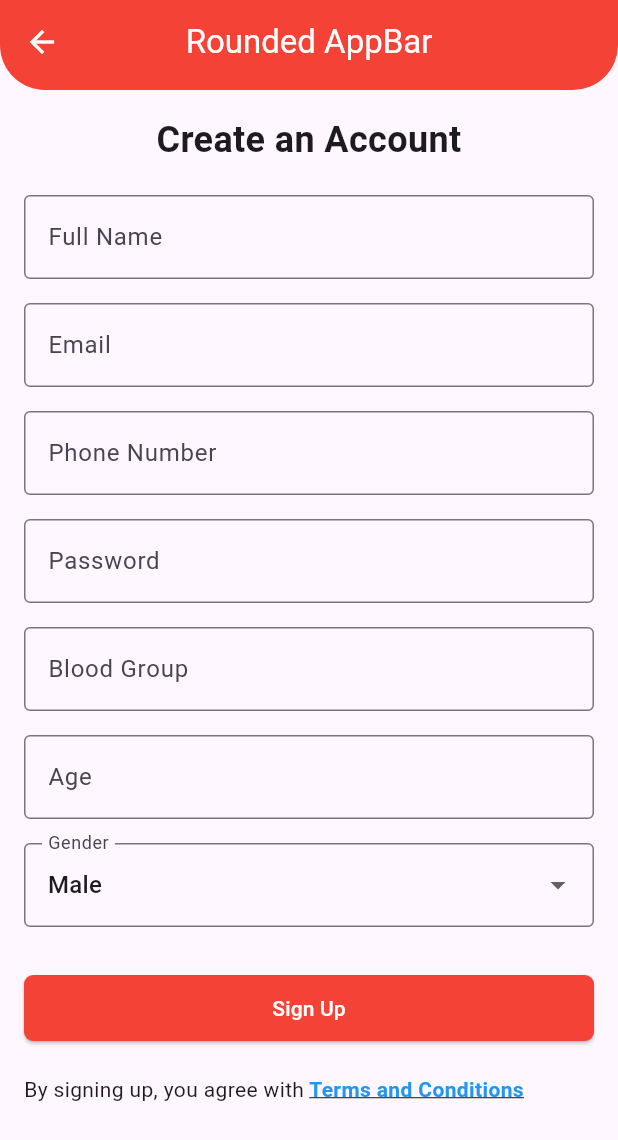
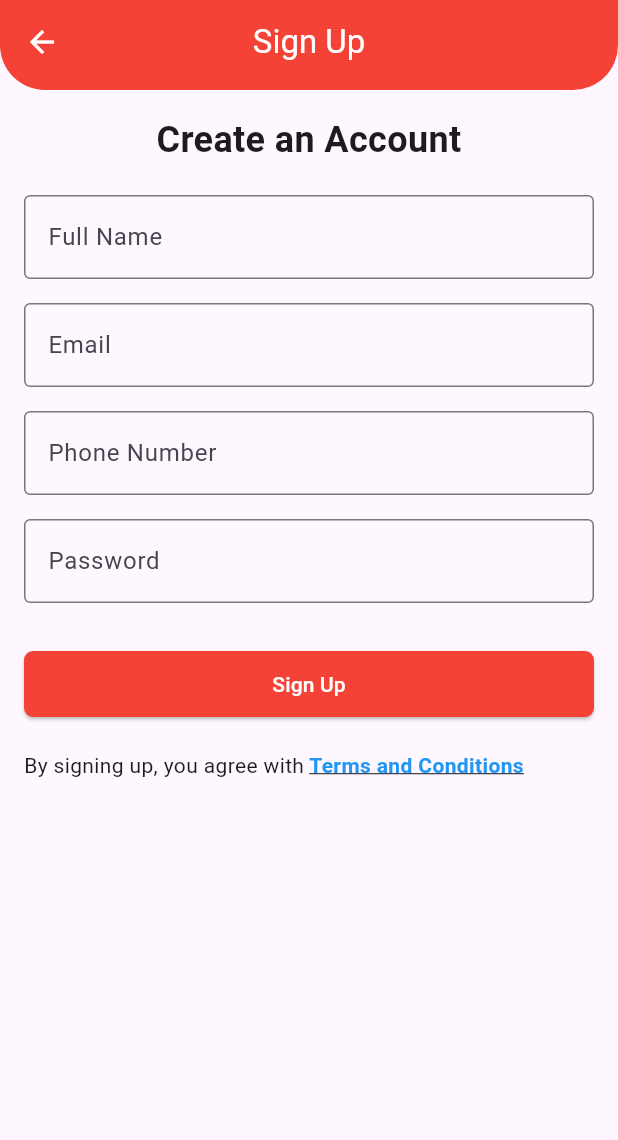
Before and after one commit to basitmurad/bloodbankapp, a Flutter app: the SignupScreen screen opened directly, on a phone screen of 412 x 824 dp. Shown: the top 1140 px of the screen. Run offline on Flutter 3.47's test engine with Material 3 defaults, Android fonts, the phone set to English and light mode, and no system bars; our stand-ins replace firebase_auth, firebase_core, firebase_database, geolocator, get; missing offline and left inert: mongo_dart; accounts and stored records are empty.

Commit message:
sign up done

```diff
--- /dev/null
+++ b/lib/Constants.dart
@@ -0,0 +1,2 @@
+const Url ="mongodb+srv://blood:123456@cluster0.1ktct.mongodb.net/blood?retryWrites=true&w=majority&appName=Cluster0";
+const collecitionName = "users";
--- /dev/null
+++ b/lib/UserModel.dart
@@ -0,0 +1,150 @@
+// import 'package:get/get.dart';
+//
+// class UserModel {
+//   // Fields to store user data
+//   String username;
+//   String email;
+//   String phone;
+//   String password;
+//   String bloodGroup;
+//   String age;
+//   String currentAddress;
+//   double latitude; // Added latitude field
+//   double longitude; // Added longitude field
+//   RxString selectedGender;
+//
+//   // Constructor to initialize the UserModel
+//   UserModel({
+//     required this.username,
+//     required this.email,
+//     required this.phone,
+//     required this.password,
+//     required this.bloodGroup,
+//     required this.age,
+//     required this.currentAddress,
+//     required this.latitude,  // Initialize latitude
+//     required this.longitude, // Initialize longitude
+//     required this.selectedGender,
+//   });
+//
+//   // Method to convert the model into a map (useful for serialization)
+//   Map<String, dynamic> toMap() {
+//     return {
+//       'username': username,
+//       'email': email,
+//       'phone': phone,
+//       'password': password,
+//       'bloodGroup': bloodGroup,
+//       'age': age,
+//       'currentAddress': currentAddress,
+//       'latitude': latitude,   // Added latitude to the map
+//       'longitude': longitude, // Added longitude to the map
+//       'gender': selectedGender.value,
+//     };
+//   }
+//
+//   // Method to initialize a UserModel from a map (useful for deserialization)
+//   factory UserModel.fromMap(Map<String, dynamic> map) {
+//     return UserModel(
+//       username: map['username'],
+//       email: map['email'],
+//       phone: map['phone'],
+//       password: map['password'],
+//       bloodGroup: map['bloodGroup'],
+//       age: map['age'],
+//       currentAddress: map['currentAddress'],
+//       latitude: map['latitude'],  // Get latitude from map
+//       longitude: map['longitude'], // Get longitude from map
+//       selectedGender: RxString(map['gender']),
+//     );
+//   }
+//
+//   // Method to check if all fields are valid (e.g., not empty)
+//   bool validateFields() {
+//     return username.isNotEmpty &&
+//         email.isNotEmpty &&
+//         phone.isNotEmpty &&
+//         password.isNotEmpty &&
+//         bloodGroup.isNotEmpty &&
+//         age.isNotEmpty &&
+//         currentAddress.isNotEmpty &&
+//         latitude != 0.0 &&  // Ensure latitude is not zero (or any invalid value)
+//         longitude != 0.0 && // Ensure longitude is not zero (or any invalid value)
+//         selectedGender.isNotEmpty;
+//   }
+// }
+import 'package:get/get.dart';
+
+class UserModel {
+  // Fields to store user data
+  String username;
+  String email;
+  String phone;
+  String password;
+  String bloodGroup;
+  String age;
+  String currentAddress;
+  double latitude; // Added latitude field
+  double longitude; // Added longitude field
+  RxString selectedGender;
+
+  // Constructor to initialize the UserModel
+  UserModel({
+    required this.username,
+    required this.email,
+    required this.phone,
+    required this.password,
+    required this.bloodGroup,
+    required this.age,
+    required this.currentAddress,
+    required this.latitude,  // Initialize latitude
+    required this.longitude, // Initialize longitude
+    required this.selectedGender,
+  });
+
+  // Method to convert the model into a map (useful for serialization)
+  Map<String, dynamic> toMap() {
+    return {
+      'username': username,
+      'email': email,
+      'phone': phone,
+      'password': password,
+      'bloodGroup': bloodGroup,
+      'age': age,
+      'currentAddress': currentAddress,
+      'latitude': latitude,   // Added latitude to the map
+      'longitude': longitude, // Added longitude to the map
+      'gender': selectedGender.value,
+    };
+  }
+
+  // Method to initialize a UserModel from a map (useful for deserialization)
+  factory UserModel.fromMap(Map<String, dynamic> map) {
+    return UserModel(
+      username: map['username'],
+      email: map['email'],
+      phone: map['phone'],
+      password: map['password'],
+      bloodGroup: map['bloodGroup'],
+      age: map['age'],
+      currentAddress: map['currentAddress'],
+      latitude: map['latitude'],  // Get latitude from map
+      longitude: map['longitude'], // Get longitude from map
+      selectedGender: RxString(map['gender']),
+    );
+  }
+
+  // Method to check if all fields are valid (e.g., not empty)
+  bool validateFields() {
+    return username.isNotEmpty &&
+        email.isNotEmpty &&
+        phone.isNotEmpty &&
+        password.isNotEmpty &&
+        bloodGroup.isNotEmpty &&
+        age.isNotEmpty &&
+        currentAddress.isNotEmpty &&
+        latitude != 0.0 &&  // Ensure latitude is not zero (or any invalid value)
+        longitude != 0.0 && // Ensure longitude is not zero (or any invalid value)
+        selectedGender.isNotEmpty;
+  }
+}
--- a/lib/authentication/signupscreen/SignupScreen.dart
+++ b/lib/authentication/signupscreen/SignupScreen.dart
@@ -1,7 +1,9 @@
+
 import 'package:flutter/cupertino.dart';
 import 'package:flutter/material.dart';
 import 'package:get/get.dart';
 import 'SignupController.dart';
+import 'package:flutter/services.dart';
 
 class SignupScreen extends StatelessWidget {
   final SignupController controller = Get.put(SignupController());
@@ -9,26 +11,24 @@ class SignupScreen extends StatelessWidget {
   @override
   Widget build(BuildContext context) {
     return Scaffold(
-
       appBar: PreferredSize(
-        preferredSize: Size.fromHeight(60), // Height of the AppBar
+        preferredSize: const Size.fromHeight(60),
         child: ClipRRect(
-          borderRadius: BorderRadius.only(
-            bottomLeft: Radius.circular(30), // Adjust the radius here
-            bottomRight: Radius.circular(30), // Adjust the radius here
+          borderRadius: const BorderRadius.only(
+            bottomLeft: Radius.circular(30),
+            bottomRight: Radius.circular(30),
           ),
           child: AppBar(
-            backgroundColor: Colors.red, // Change the AppBar color
-            elevation: 0, // Remove shadow
-            title: Text(
-              'Rounded AppBar',
+            backgroundColor: Colors.red,
+            elevation: 0,
+            title: const Text(
+              'Sign Up',
               style: TextStyle(color: Colors.white),
             ),
             centerTitle: true,
             leading: IconButton(
-              icon: Icon(Icons.arrow_back, color: Colors.white), // Set the back button color to white
+              icon: const Icon(Icons.arrow_back, color: Colors.white),
               onPressed: () {
-                // Add your back button functionality here
                 Navigator.pop(context);
               },
             ),
@@ -37,12 +37,11 @@ class SignupScreen extends StatelessWidget {
       ),
       body: Padding(
         padding: const EdgeInsets.all(16.0),
-        child: SingleChildScrollView(  // To allow scrolling if content overflows
+        child: SingleChildScrollView(
           child: Column(
             crossAxisAlignment: CrossAxisAlignment.stretch,
             children: [
-              // Heading Text
-              Text(
+              const Text(
                 'Create an Account',
                 textAlign: TextAlign.center,
                 style: TextStyle(
@@ -50,109 +49,132 @@ class SignupScreen extends StatelessWidget {
                   fontWeight: FontWeight.bold,
                 ),
               ),
-              SizedBox(height: 20),
+              const SizedBox(height: 20),
 
               // Name Input
               TextField(
                 controller: controller.usernameController,
-                decoration: InputDecoration(
+                decoration: const InputDecoration(
                   labelText: 'Full Name',
                   border: OutlineInputBorder(),
                 ),
               ),
-              SizedBox(height: 16),
+              const SizedBox(height: 16),
 
               // Email Input
               TextField(
                 controller: controller.emailController,
-                decoration: InputDecoration(
+                keyboardType: TextInputType.emailAddress,
+                decoration: const InputDecoration(
                   labelText: 'Email',
                   border: OutlineInputBorder(),
                 ),
               ),
-              SizedBox(height: 16),
+              const SizedBox(height: 16),
 
               // Phone Number Input
               TextField(
                 controller: controller.phoneController,
                 keyboardType: TextInputType.phone,
-                decoration: InputDecoration(
+                decoration: const InputDecoration(
                   labelText: 'Phone Number',
                   border: OutlineInputBorder(),
                 ),
               ),
-              SizedBox(height: 16),
+              const SizedBox(height: 16),
 
               // Password Input
               TextField(
                 controller: controller.passwordController,
                 obscureText: true,
-                decoration: InputDecoration(
+                decoration: const InputDecoration(
                   labelText: 'Password',
                   border: OutlineInputBorder(),
                 ),
               ),
-              SizedBox(height: 16),
-
-              // Blood Group Input
-              TextField(
-                controller: controller.bloodGroupController,
-                decoration: InputDecoration(
-                  labelText: 'Blood Group',
-                  border: OutlineInputBorder(),
-                ),
-              ),
-              SizedBox(height: 16),
-
-              // Age Input
-              TextField(
-                controller: controller.ageController,
-                keyboardType: TextInputType.number,
-                decoration: InputDecoration(
-                  labelText: 'Age',
-                  border: OutlineInputBorder(),
-                ),
-              ),
-              SizedBox(height: 16),
-
-              // Gender Selection (Dropdown or Radio Buttons)
-              DropdownButtonFormField<String>(
-                value: controller.selectedGender.value,
-                onChanged: (String? newValue) {
-                  controller.selectedGender.value = newValue!;
-                },
-                decoration: InputDecoration(
-                  labelText: 'Gender',
-                  border: OutlineInputBorder(),
-                ),
-                items: ['Male', 'Female', 'Other']
-                    .map((gender) => DropdownMenuItem<String>(
-                  value: gender,
-                  child: Text(gender),
-                ))
-                    .toList(),
-              ),
-              SizedBox(height: 30),
+              // const SizedBox(height: 16),
+              //
+              // // Blood Group Input
+              // TextField(
+              //   controller: controller.bloodGroupController,
+              //   decoration: const InputDecoration(
+              //     labelText: 'Blood Group',
+              //     border: OutlineInputBorder(),
+              //   ),
+              // ),
+              // const SizedBox(height: 16),
+              //
+              // // Age Input
+              // TextField(
+              //   controller: controller.ageController,
+              //   keyboardType: TextInputType.number,
+              //   decoration: const InputDecoration(
+              //     labelText: 'Age',
+              //     border: OutlineInputBorder(),
+              //   ),
+              // ),
+              // const SizedBox(height: 16),
+              //
+              // // Gender Selection (Dropdown or Radio Buttons)
+              // DropdownButtonFormField<String>(
+              //   value: controller.selectedGender.value,
+              //   onChanged: (String? newValue) {
+              //     controller.selectedGender.value = newValue!;
+              //   },
+              //   decoration: const InputDecoration(
+              //     labelText: 'Gender',
+              //     border: OutlineInputBorder(),
+              //   ),
+              //   items: ['Male', 'Female', 'Other']
+              //       .map((gender) => DropdownMenuItem<String>(
+              //     value: gender,
+              //     child: Text(gender),
+              //   ))
+              //       .toList(),
+              // ),
+              const SizedBox(height: 30),
 
               // Sign Up Button
               ElevatedButton(
-                onPressed: controller.handleSignup,
-                child: Text('Sign Up' ,style: TextStyle(color: Colors.white),),
+                onPressed: () {
+                  if (_validateForm()) {
+                    // Show progress dialog before starting the signup process
+                    Get.dialog(
+                      Center(
+                        child: CircularProgressIndicator(),
+                      ),
+                      barrierDismissible: false,  // Prevent dismissing the dialog by tapping outside
+                    );
+
+                     controller.handleSignup();
+
+                    // Close the progress dialog after signup is complete
+                    Get.back();
+                  }
+
+                  // if (_validateForm()) {
+                  //   controller.handleSignup();
+                  // }
+                },
+                child: const Text(
+                  'Sign Up',
+                  style: TextStyle(color: Colors.white),
+                ),
                 style: ElevatedButton.styleFrom(
-                  backgroundColor: Colors.red,  // Button background color (you can customize it)
+                  backgroundColor: Colors.red,
                   shape: RoundedRectangleBorder(
-                    borderRadius: BorderRadius.circular(6), // Set the border radius to 6
+                    borderRadius: BorderRadius.circular(6),
                   ),
-                  padding: const EdgeInsets.symmetric(vertical: 12.0, horizontal: 20.0), // Optional: Add padding for a better appearance
+                  padding: const EdgeInsets.symmetric(vertical: 12.0, horizontal: 20.0),
                 ),
               ),
-              SizedBox(height: 20),
+              const SizedBox(height: 20),
 
               // Terms and Conditions
               Row(
                 mainAxisAlignment: MainAxisAlignment.center,
                 children: [
-                  Expanded(
+                  const Expanded(
                     child: Text(
                       'By signing up, you agree with ',
                       style: TextStyle(fontSize: 14),
@@ -161,10 +183,9 @@ class SignupScreen extends StatelessWidget {
                   Expanded(
                     child: InkWell(
                       onTap: () {
-                        // Add logic to navigate to the Terms and Conditions page or show a dialog.
                         print('Navigate to Terms and Conditions');
                       },
-                      child: Text(
+                      child: const Text(
                         'Terms and Conditions',
                         style: TextStyle(
                           fontSize: 14,
@@ -176,12 +197,29 @@ class SignupScreen extends StatelessWidget {
                     ),
                   ),
                 ],
-              )
-
+              ),
             ],
           ),
         ),
       ),
     );
   }
+
+  // Form validation method
+  bool _validateForm() {
+    String email = controller.emailController.text.trim();
+    String password = controller.passwordController.text.trim();
+
+    if (email.isEmpty || !RegExp(r"^[a-zA-Z0-9._%+-]+@[a-zA-Z0-9.-]+\.[a-zA-Z]{2,}$").hasMatch(email)) {
+      Get.snackbar('Error', 'Please enter a valid email address');
+      return false;
+    }
+
+    if (password.isEmpty || password.length < 6) {
+      Get.snackbar('Error', 'Password must be at least 6 characters');
+      return false;
+    }
+
+    return true;
+  }
 }
--- a/pubspec.yaml
+++ b/pubspec.yaml
@@ -13,11 +13,17 @@ dependencies:
   flutter:
     sdk: flutter
   get: ^4.6.6
+  firebase_database: ^11.0.4
+  firebase_core: ^3.4.0
+  firebase_messaging: ^15.0.3
+  firebase_auth: ^5.1.0
 
 
   # The following adds the Cupertino Icons font to your application.
   # Use with the CupertinoIcons class for iOS style icons.
   cupertino_icons: ^1.0.8
+  mongo_dart: ^0.10.3
+  geolocator: ^13.0.2
 
 dev_dependencies:
   flutter_test:
```
Also changed, not shown: lib/LocationService.dart (added, +63 -0 lines), lib/authentication/dashboardscreen/DashboardScreen.dart (+19 -19 lines), lib/authentication/donordetailscreen/DonorDetailScreen.dart (+6 -6 lines), lib/authentication/loginscreen/LoginScreen.dart (+11 -3 lines), lib/authentication/neardonorscreen/NearDonorScreen.dart (+15 -15 lines), lib/authentication/profilescreen/ProfileScreen.dart (+19 -19 lines), lib/authentication/signupscreen/SignupController.dart (+100 -37 lines), lib/main.dart (+19 -2 lines), lib/mongo_dart.dart (added, +21 -0 lines), firebase.json (added), lib/firebase_options.dart (added), pubspec.lock, 5 other files.
